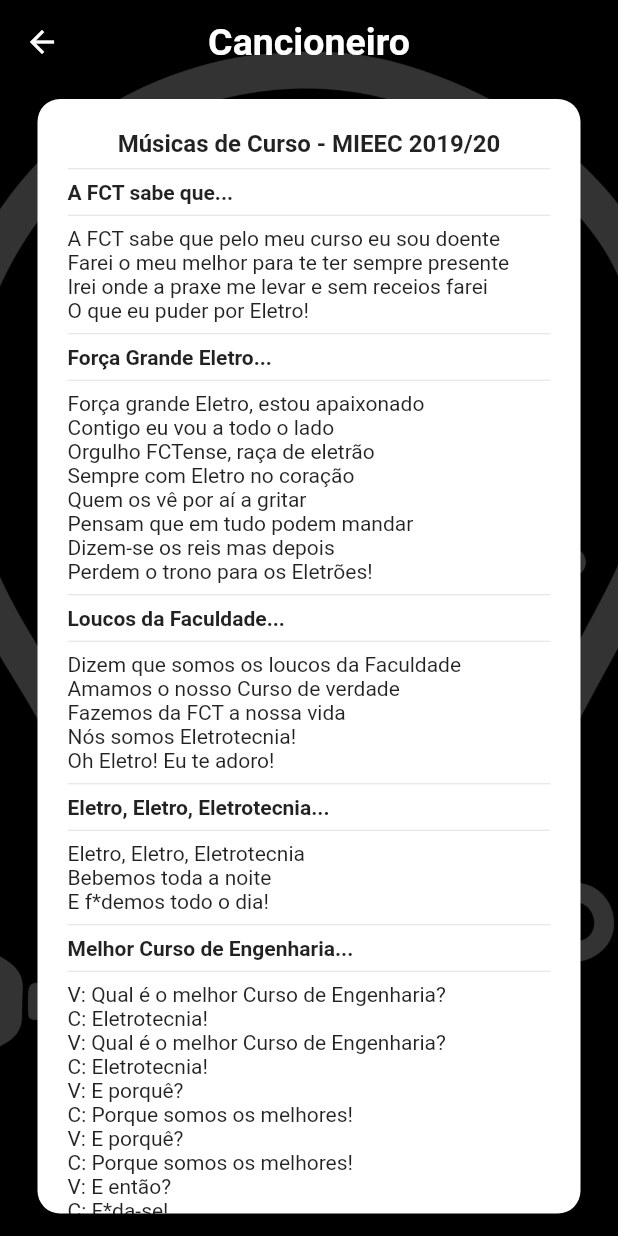
After one commit to TFCMarques/eletro-app, a Flutter app: the screen it shows after launch, after a tap on "Cancioneiro", on a phone screen of 412 x 824 dp. The commit adds this screen. Run offline on Flutter 3.47's test engine with Material 2 defaults, Android fonts, the phone set to English and light mode, and no system bars; our stand-ins replace flutter_swiper, font_awesome_flutter, photo_view.

Commit message:
Finished 2nd version

```diff
--- a/lib/dict_guide.dart
+++ b/lib/dict_guide.dart
@@ -13,7 +13,7 @@
     "Ser estudante universitário é um trabalho em full-time... não remunerado. Caro Caloiro, pode esquecer tudo o que julga saber sobre faculdade. Os professores que sabem captar a atenção de um anfiteatro cheio são raros e os que vão beber copos com os alunos só existem na ficção. Assentar os pés no chão e perceber que a vida deu uma volta de 180 graus vai ser um processo único e a seu tempo. Na universidade tudo é diferente. Esta será a fase da sua vida em que sentirá o chão fugir debaixo dos pés mais vezes - e não estamos a referir-nos a noites de excessos. Como não poderiamos ser indiferentes, pois todos somos caloiros uma vez (verdade seja dita, seremos sempre caloiros de alguém), aqui deixamos um guia para o ajudar na adaptação a esta nova fase.",
     "Na FCT, o Caloiro vai encontrar um ambiente único, diferente das mais diversas universidades do nosso país. Somos a Faculdade com o melhor ambiente, o maior campus e um espírito académico elevadíssimo. Qualquer aluno desta Faculdade sente uma paixão ardente por esta e pelo seu Curso, onde quer que esteja, seja no reencontro com velhos amigos, seja nas saídas em jantares académicos, seja nos desafios, durezas e ensinamentos da Praxe ou nos seus resultados académicos, os quais engrandecem a nossa instituição. Todos encontram uma maneira de exaltar a FCT enquanto Faculdade e enquanto uma segunda casa. Em breve, poderá comprovar tudo isto por si mesmo.",
     "Bom, o Caloiro entrou no Muy Grande Curso de Engenharia Eletrotécnica e de Computadores. E agora? Agora, como não poderia deixar de ser, reina na sua vida a lei do \"Desermerda-te\"! O curso em si é possivelmente um dos mais díficeis e completos que a nossa Faculdade disponibiliza aos alunos que nela pretendem ingressar. Passamos pelas 4 Análises Matemáticas e pelas 3 Físicas, que em breve irá aprender a odeiar, e passamos por uma série de cadeiras interessantes e complexas, que nos deixam a mioleira toda queimada. Mas nada tema, caro Caloiro! O Curso não se faz sozinho! Esta será talvez a expressão mais emblemática que irá ouvir nos primeiros tempos pela FCT. Todos os veteranos se disponibilizam a ajudar qualquer Caloiro em aflição, sabendo pelo que passam e tendo a experiência para poder aconselhar e ensinar, e, de igual modo, irá ver que todos os seus colegas, também caloiros, irão partilhar do seu sofrimento e alegria, estando presentes em todos os momentos. Por isso, caro Caloiro, nada receie, um dia acabará o Curso!",
-    "Chegamos agora a um tema controverso, mas apenas para vós, caríssimo Caloiro. A Praxe em Eletro (e em geral na FCT) é inigualável no país, assim como a sua instituição o é. O ambiente que esta faculdade nos proporciona icentiva e é proprício ao crescimento pessoal, cultural e académico que se desenvolve nas Praxes. A nossa Comissão de Praxe tem sempre como principal objetivo permitir o desenvolvimento de cada um de nós nos mais diversos níveis, quer intelectuais quer em competências transversais, num ambiente de união e de paixão pelo curso que representamos. Todo o caloiro tem o direito a participar na praxe, assim como tem o direito de escolher não fazê-lo, mas quem por lá passa, gosta e fica.",
+    "Chegamos agora a um tema controverso, mas apenas para vós, caríssimo Caloiro. A Praxe em Eletro (e em geral na FCT) é inigualável no país, assim como a sua instituição o é. O ambiente que esta faculdade nos proporciona incentiva e é proprício ao crescimento pessoal, cultural e académico que se desenvolve nas Praxes. A nossa Comissão de Praxe tem sempre como principal objetivo permitir o desenvolvimento de cada um de nós nos mais diversos níveis, quer intelectuais quer em competências transversais, num ambiente de união e de paixão pelo curso que representamos. Todo o caloiro tem o direito a participar na praxe, assim como tem o direito de escolher não fazê-lo, mas quem por lá passa, gosta e fica.",
     "Agora que vai pagar os 35€ de taxa de inscrição, já se pode sentir um verdadeiro FCTense. E como FCTense irá ter mais do que oportunidades para descomprimir e relaxar do dia-a-dia de estudos e trabalhos sem fim. Existem diversos bares e cafés espalhados pelo campus (sendo a Mininova e os seus pães de alho o mais famoso café/loja de conveniência), espaços verdes, locais de prática de desporto, um convívio renovado com matraquilhos e bilhar. Além disso, a FCT também é conhecida pelas suas festas! Desde a Semana do Caloiro às Festas do Olimpo, irás viver algumas das melhores noites da tua vida, neste mesmo campus, para mais tarde lembrar, ou não, se é que nos entendem.",
     "Eis que tem a inscrição feita, caro Caloiro, e conheceu alguns dos teus Veteranos e alguns dos teus colegas, também Caloiros. Agora, terá de esperar quase uma semana até à verdadeira ação começar, a afamada Semana do Caloiro. Esta começa com o monumental Desfile do Caloiro, que tem início no nosso campus e término no Parque da Paz, Almada, onde demonstrarás todo o amor recentemente adquirido pelo curso. Durante essa semana, esperam-lhe algumas atividades da AE, desde torneios desportivos a uma espécie de peddy-paper pelo campus (Odisseia), assim como um Festival Universitário no nosso FCTódromo, com o recorrente e inigualavél Quim Barreiros a atuar, entre muitos outros. Este ano, uma pequena mudança, para tristeza de muitos. Terá aulas nessa semana, pobre Caloiro, com cortesia da Direção da nossa Faculdade, que de vez em quando gosta de mudar as coisas... e nem sempre para melhor.",
     "Com pensamentos mais alegres, aproveite, Caloiro! Este será o melhor ano da sua vida académica, em que nada terá de fazer além das suas cadeiras e não terá responsabilidades nem preocupações ou compromissos. Levará este ano no seu coração para sempre, confie no que vos dizemos. A si, Caloiro, ao nosso Curso e à nossa Faculdade, as mais calorosas Saudações Académicas! P'la CoPe do MIEEC."
--- a/lib/dict_info.dart
+++ b/lib/dict_info.dart
@@ -104,7 +104,7 @@
       "https://www.instagram.com/fctnova/",
       "https://www.instagram.com/aefct/",
       "https://www.instagram.com/desportoaefct/",
-      "https://sites.google.com/site/conselhodepraxefctunl/",
+      "https://conselhodepraxe.wixsite.com/fctnova",
     ],
     "paragraphs": [],
     "icons": [
@@ -117,7 +117,7 @@
       FontAwesomeIcons.instagram,
       FontAwesomeIcons.instagram,
       FontAwesomeIcons.instagram,
-      FontAwesomeIcons.google,
+      FontAwesomeIcons.wix,
     ],
     "descriptions": [
       "Página da FCT-NOVA",
--- /dev/null
+++ b/lib/dict_musics.dart
@@ -0,0 +1,195 @@
+var musics = {
+  "title": "Músicas de Curso - MIEEC 2019/20",
+  "songsName": [
+    "A FCT sabe que...",
+    "Força Grande Eletro...",
+    "Loucos da Faculdade...",
+    "Eletro, Eletro, Eletrotecnia...",
+    "Melhor Curso de Engenharia...",
+    "Sexo, Orgia, Eletrotecnia...",
+    "Eu bem te disse...",
+    "Conheci uma Bióloga...",
+    "Oh Eletro...",
+    "Anda cá...",
+    "Sou Eletro...",
+    "As saudades...",
+    "Sha lá lá lá...",
+    "Bióloga, rica Bióloga...",
+    "Nós somos...",
+    "Filhos do Eletrão...",
+    "Essas Caloiras..."
+  ],
+  "songs": {
+    1: [
+      "A FCT sabe que pelo meu curso eu sou doente",
+      "Farei o meu melhor para te ter sempre presente",
+      "Irei onde a praxe me levar e sem receios farei",
+      "O que eu puder por Eletro!"
+    ],
+    2: [
+      "Força grande Eletro, estou apaixonado",
+      "Contigo eu vou a todo o lado",
+      "Orgulho FCTense, raça de eletrão",
+      "Sempre com Eletro no coração",
+      "Quem os vê por aí a gritar",
+      "Pensam que em tudo podem mandar",
+      "Dizem-se os reis mas depois",
+      "Perdem o trono para os Eletrões!"
+    ],
+    3: [
+      "Dizem que somos os loucos da Faculdade",
+      "Amamos o nosso Curso de verdade",
+      "Fazemos da FCT a nossa vida",
+      "Nós somos Eletrotecnia!",
+      "Oh Eletro! Eu te adoro!"
+    ],
+    4: [
+      "Eletro, Eletro, Eletrotecnia",
+      "Bebemos toda a noite",
+      "E f*demos todo o dia!"
+    ],
+    5: [
+      "V: Qual é o melhor Curso de Engenharia?",
+      "C: Eletrotecnia!",
+      "V: Qual é o melhor Curso de Engenharia?",
+      "C: Eletrotecnia!",
+      "V: E porquê?",
+      "C: Porque somos os melhores!",
+      "V: E porquê?",
+      "C: Porque somos os melhores!",
+      "V: E então?",
+      "C: F*da-se!",
+      "V: E então?",
+      "C: F*da-se!",
+      "V: Eletrooooooooooo!",
+      "C: Eletrooooooooooo!"
+    ],
+    6: [
+      "Sexo, Orgia, Eletrotecnia!",
+      "Na cama, no chão",
+      "Eletro dá tesão!"
+    ],
+    7: [
+      "Eu bem te disse que era grossa e não cabia",
+      "A minha p*cha é de Eletrotecnia!"
+    ],
+    8: [
+      "Conheci uma Bióloga",
+      "Mas que p*ta de beleza",
+      "Tinha 5 palmos de m*mas",
+      "E uma c*na bem redondinha",
+      "Enterra-o bem, enterra-o fundo!",
+      "Enterra-o bem, enterra-o fundo!",
+      "E se ainda houver espaço",
+      "Enterra a mão, enterra o punho, enterro o braço!",
+      "Enterra a mão, enterra o punho, enterro o braço!",
+      "Aço, calhamaço, c*lhões a marcar passo",
+      "Quem foi, quem viu",
+      "Para a p*ta que o pariu!"
+    ],
+    9: [
+      "V: Oh Eletroooo!",
+      "C: Oh Eletroooo!",
+      "V: Eu te adoro!",
+      "C: Eu te adoro!",
+      "V: Passando ou chumbando!",
+      "C: Chumbando ou chumbando!",
+      "V: Quem manda aqui?",
+      "C: Eletro, Eletro, Eletro!",
+      "V: Quem manda aqui?",
+      "C: Eletro, Eletro, Eletro!",
+      "V: Estamos entendidos?",
+      "C: Sim, senhor Veterano!",
+      "V: Estamos entendidos?",
+      "C: Sim, senhor Veterano!",
+      "V: Eletrooooooooo!",
+      "C: Eletrooooooooo!"
+    ],
+    10: [
+      "Oh (curso), anda cá, á, á, á",
+      "Tenho o c*ralho em pé, é, é, é",
+      "Está virado para ti, i, i, i",
+      "O \"U\" depois do \"O\"",
+      "Anda cá, faz-me um bobó!"
+    ],
+    11: [
+      "Soooooou, Soooooou, sou Eletro até morrer",
+      "Até morrer, até morrer, sou Eletro até morrer!"
+    ],
+    12: [
+      "As saudades que eu já tinha",
+      "Das minhas grandes p*tinhas",
+      "Só Eletro vos f*deu",
+      "Meu deus, como é bom malhar",
+      "A tua mão vou enrr*bar",
+      "Mas que p*ta de pitéu!"
+    ],
+    13: [
+      "Sha lá lá lá lá lá lá",
+      "Ohhhh Eletroooo",
+      "(Repete até explodir!)"
+    ],
+    14: [
+      "Bióloga, rica Bióloga",
+      "Faz tudo que não te ralho",
+      "Há mais de uma semana",
+      "Que não me tocas no (cara)...",
+      "(Cara)ças que me aleijei",
+      "No meio das tuas t*tas",
+      "Há mais de uma semana",
+      "Que não me bates à (pu)...",
+      "(Po)deriam ser Engenheiras",
+      "Profissão que está na moda",
+      "Há mais de uma semana",
+      "Que não te dou uma (fo)...",
+      "(Fo)ra daqui p'ra fora",
+      "P'ro 7 ou Departamental",
+      "Há mais de uma semana",
+      "Que não te dou uma (anal)...",
+      "(Anál)ise é lixada",
+      "É coisa que não dás tu",
+      "Há mais de uma semana",
+      "Que não te vou ao (cu)",
+      "(Cu)rso de Biologia",
+      "É coisa em que não estou",
+      "Desde que estou neste curso",
+      "Que a Eletro eu me dou!"
+    ],
+    15: [
+      "Nós somos Engenheiros",
+      "Somos anfitriões",
+      "Não negamos uma f*da",
+      "Nós somos f*dilhões!",
+      "Nós somos bons caloiros",
+      "Somos festivaleiros",
+      "Somos os maiores",
+      "Somos os primeiros!",
+      "Nós somos estudantes",
+      "E sabemos viver",
+      "O nosso curso é Eletro",
+      "E estou cá para dizer:",
+      "Sou Eletroooooo!",
+      "Sou Eletooooooo!",
+      "Sou Eletro!"
+    ],
+    16: [
+      "Ai estes são os filhos do Eletrão",
+      "Unidos para beber!",
+      "Orgulhosos por fazer",
+      "Deste Curso uma paixão!",
+      "Ai estes são os filhos do Eletrão",
+      "Unidos para vencer!",
+      "Ansiosos por fazer",
+      "Deste Curso campeão!"
+    ],
+    17: [
+      "Essas caloiras",
+      "São Biokengas",
+      "Só querem pau",
+      "Querem pau, pau, pau",
+      "Vêm o Eletrão",
+      "Olham e pensam",
+      "Mas que grande f*dilhão!"
+    ]
+  }
+};
--- a/lib/main.dart
+++ b/lib/main.dart
@@ -3,6 +3,7 @@
 import 'package:eletro_app/guide.dart';
 import 'package:eletro_app/info.dart';
 import 'package:eletro_app/praxis_code.dart';
+import 'package:eletro_app/music_display.dart';
 
 void main() => runApp(MyApp());
 
@@ -14,7 +15,8 @@
       routes: <String, WidgetBuilder>{
         "/Guide": (BuildContext context) => Guide(),
         "/Info": (BuildContext context) => Info(),
-        "/PraxisCode": (BuildContext context) => PraxisCode()
+        "/PraxisCode": (BuildContext context) => PraxisCode(),
+        "/MusicDisplay": (BuildContext context) => MusicDisplay()
       },
     );
   }
@@ -78,7 +80,7 @@
                   },
                 )
               ),
-              Divider(
+                            Divider(
                 height: 30.0,
               ),
               SizedBox(
@@ -86,7 +88,7 @@
                 height: 50.0,
                 child: RaisedButton(
                   child: Text(
-                    "Informações",
+                    "Cancioneiro",
                     style: TextStyle(
                       fontSize: 20.0, fontWeight: FontWeight.bold
                     ),
@@ -100,7 +102,7 @@
                       context,
                       PageRouteBuilder(
                         pageBuilder: (context, anim, secAnim) {
-                          return Info();
+                          return MusicDisplay();
                         },
                         transitionsBuilder: (context, anim, secAnim, child) {
                           return FadeTransition(
@@ -147,7 +149,42 @@
                     );
                   },
                 )
-              )
+              ),
+              Divider(
+                height: 30.0,
+              ),
+              SizedBox(
+                width: 300.0,
+                height: 50.0,
+                child: RaisedButton(
+                  child: Text(
+                    "Informações",
+                    style: TextStyle(
+                      fontSize: 20.0, fontWeight: FontWeight.bold
+                    ),
+                  ),
+                  color: Colors.white,
+                  shape: RoundedRectangleBorder(
+                    borderRadius: BorderRadius.circular(10.0)
+                  ),
+                  onPressed: () {
+                    Navigator.push(
+                      context,
+                      PageRouteBuilder(
+                        pageBuilder: (context, anim, secAnim) {
+                          return Info();
+                        },
+                        transitionsBuilder: (context, anim, secAnim, child) {
+                          return FadeTransition(
+                            opacity: anim,
+                            child: child,
+                          );
+                        }
+                      )
+                    );
+                  },
+                )
+              ),
             ]
           ),
         ),
--- /dev/null
+++ b/lib/music_display.dart
@@ -0,0 +1,123 @@
+import 'package:flutter/material.dart';
+import 'package:eletro_app/dict_musics.dart';
+
+class MusicDisplay extends StatefulWidget {
+  @override
+  MusicDisplayState createState() => MusicDisplayState();
+}
+
+class MusicDisplayState extends State<MusicDisplay> {
+  List<Widget> listedMusics(String title, List songsName, var lyrics) {
+    List<Widget> musicList = [];
+
+    musicList.add(
+      Text(
+        title,
+        textAlign: TextAlign.center,
+        style: TextStyle(
+          fontSize: 16.0,
+          fontWeight: FontWeight.bold
+        ),
+      )
+    );
+
+    for(var i=0; i<songsName.length; i++) {
+      musicList.add(
+        Divider(
+          height: 15.0,
+        )
+      );
+
+      musicList.add(
+        Text(
+          songsName[i],
+          textAlign: TextAlign.left,
+          style: TextStyle(
+            fontWeight: FontWeight.bold
+          ),
+        )
+      );
+
+      musicList.add(
+        Divider(
+          height: 15.0,
+        )
+      );
+
+      List core = lyrics[i+1];
+
+      for(var j=0; j<core.length; j++) {
+        musicList.add(
+        Text(
+          core[j],
+          textAlign: TextAlign.left,
+        )
+      );
+      }
+    }
+
+    return musicList;
+  }
+
+  @override
+  Widget build(BuildContext context) {
+    String title = musics["title"];
+    List songsName = musics["songsName"];
+    var lyrics = musics["songs"];
+
+    return Stack(
+      children: <Widget>[
+        Container(
+          decoration: BoxDecoration(
+            color: Colors.black
+          ),
+        ),
+        Container(
+          height: double.infinity,
+          width: double.infinity,
+          decoration: BoxDecoration(
+            image: DecorationImage(
+              image: AssetImage("img/logo.png"),
+              colorFilter: ColorFilter.mode(
+                Colors.black.withOpacity(0.2),
+                BlendMode.dstATop
+              ),
+              fit: BoxFit.cover,
+            ),
+          ),
+        ),
+        Scaffold(
+          backgroundColor: Colors.transparent,
+          appBar: AppBar(
+            title: Text(
+              "Cancioneiro",
+              style: TextStyle(
+                fontSize: 25.0,
+                fontWeight: FontWeight.bold
+              )
+            ),
+            centerTitle: true,
+            backgroundColor: Colors.transparent,
+            elevation: 0.0,
+          ),
+          body: Card(
+            shape: RoundedRectangleBorder(
+              borderRadius: BorderRadius.circular(15)
+            ),
+            margin: EdgeInsets.only(
+              top: 10.0,
+              bottom: 15.0,
+              right: 25.0,
+              left: 25.0
+            ),
+            color: Colors.white,
+            child: ListView(
+              padding: EdgeInsets.all(20),
+              children: listedMusics(title, songsName, lyrics),
+            ),
+          ),
+        )
+      ],
+    );
+  }
+}
```
